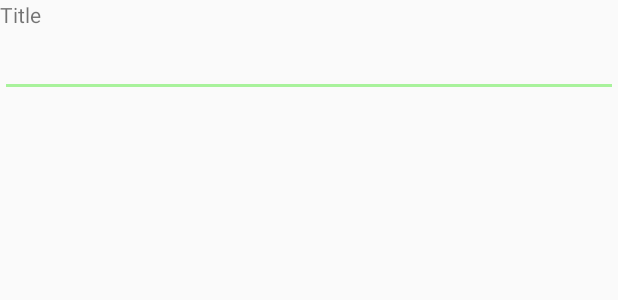
After one commit to Easimer/oe_kotlin_dev, an Android app: the layout layout_recording_details.xml on its own in the app's theme, with its tools: preview values and no code run, on a phone screen of 412 x 824 dp. The commit adds this screen. Shown: the top 300 px of the screen. Run offline under Robolectric (Android 15) with nearby library versions, the phone set to English and light mode, and no system bars.

Commit message:
Recording details dialog

```diff
--- a/app/app/src/main/java/net/easimer/surveyor/MainActivity.kt
+++ b/app/app/src/main/java/net/easimer/surveyor/MainActivity.kt
@@ -38,7 +38,7 @@ class MainActivity : PermissionCheckedActivity() {
         }
 
         val recyclerViewElem = findViewById<RecyclerView>(R.id.main_list)
-        recyclerView = RecordingRecyclerView.createRecyclerView(this, recyclerViewElem)
+        recyclerView = RecordingRecyclerView.createRecyclerView(this, recyclerViewElem, viewModel)
 
         viewModel.recordings.observe(this, object : Observer<List<Recording>> {
             override fun onChanged(t: List<Recording>?) {
--- a/app/app/src/main/java/net/easimer/surveyor/data/RecordingRepository.kt
+++ b/app/app/src/main/java/net/easimer/surveyor/data/RecordingRepository.kt
@@ -12,4 +12,6 @@ interface RecordingRepository {
     fun createRecording(recording: Recording)
 
     fun deleteRecording(recording: Recording)
+
+    fun updateRecording(recording: Recording)
 }
--- a/app/app/src/main/java/net/easimer/surveyor/data/disk/RecordingRoomRepository.kt
+++ b/app/app/src/main/java/net/easimer/surveyor/data/disk/RecordingRoomRepository.kt
@@ -25,4 +25,8 @@ class RecordingRoomRepository(private val app: Application) : RecordingRepositor
     override fun deleteRecording(recording: Recording) {
         db.recordings().deleteRecording(recording)
     }
+
+    override fun updateRecording(recording: Recording) {
+        db.recordings().updateRecording(recording)
+    }
 }
--- a/app/app/src/main/java/net/easimer/surveyor/data/disk/Recordings.kt
+++ b/app/app/src/main/java/net/easimer/surveyor/data/disk/Recordings.kt
@@ -19,4 +19,7 @@ interface Recordings {
 
     @Delete
     fun deleteRecording(recording: Recording)
+
+    @Update
+    fun updateRecording(recording: Recording)
 }
--- a/app/app/src/main/java/net/easimer/surveyor/data/disk/entities/Recording.kt
+++ b/app/app/src/main/java/net/easimer/surveyor/data/disk/entities/Recording.kt
@@ -7,7 +7,7 @@ import java.util.*
 @Entity
 data class Recording(
     @PrimaryKey(autoGenerate = true) val recId: Long,
-    val title: String,
+    var title: String,
     val startDate: Date,
     val endDate: Date?,
     val startLongitude: Double,
--- a/app/app/src/main/java/net/easimer/surveyor/data/ui/RecordingListAdapter.kt
+++ b/app/app/src/main/java/net/easimer/surveyor/data/ui/RecordingListAdapter.kt
@@ -7,14 +7,15 @@ import android.widget.LinearLayout
 import androidx.recyclerview.widget.ListAdapter
 import androidx.recyclerview.widget.RecyclerView
 import net.easimer.surveyor.R
+import net.easimer.surveyor.RecordingManager
 import net.easimer.surveyor.data.disk.entities.Recording
 
-class RecordingListAdapter(private val ctx: Context)
+class RecordingListAdapter(private val ctx: Context, private val rm: RecordingManager)
     : RecyclerView.Adapter<RecordingViewHolder>() {
     private var recordings: List<Recording>? = null
 
     override fun onCreateViewHolder(parent: ViewGroup, viewType: Int): RecordingViewHolder {
-        val view = RecordingView(ctx)
+        val view = RecordingView(ctx, rm)
         return RecordingViewHolder(view)
     }
 
--- a/app/app/src/main/java/net/easimer/surveyor/data/ui/RecordingRecyclerView.kt
+++ b/app/app/src/main/java/net/easimer/surveyor/data/ui/RecordingRecyclerView.kt
@@ -4,6 +4,7 @@ import android.content.Context
 import androidx.recyclerview.widget.LinearLayoutManager
 import androidx.recyclerview.widget.ListAdapter
 import androidx.recyclerview.widget.RecyclerView
+import net.easimer.surveyor.RecordingManager
 
 data class RecordingRecyclerView(
     val recyclerView: RecyclerView,
@@ -11,9 +12,9 @@ data class RecordingRecyclerView(
     val viewManager: RecyclerView.LayoutManager
 ) {
     companion object {
-        fun createRecyclerView(ctx: Context, recyclerView: RecyclerView): RecordingRecyclerView {
+        fun createRecyclerView(ctx: Context, recyclerView: RecyclerView, rm: RecordingManager): RecordingRecyclerView {
             val viewManager = LinearLayoutManager(ctx)
-            val viewAdapter = RecordingListAdapter(ctx)
+            val viewAdapter = RecordingListAdapter(ctx, rm)
 
             recyclerView.apply {
                 layoutManager = viewManager
--- /dev/null
+++ b/app/app/src/main/res/layout/layout_recording_details.xml
@@ -0,0 +1,29 @@
+<layout xmlns:card_view="http://schemas.android.com/apk/res-auto"
+    xmlns:android="http://schemas.android.com/apk/res/android">
+    <data>
+        <variable name="recording" type="net.easimer.surveyor.data.disk.entities.Recording"/>
+    </data>
+    <androidx.constraintlayout.widget.ConstraintLayout
+        android:layout_width="match_parent"
+        android:layout_height="wrap_content">
+        <TextView
+            android:id="@+id/label_title"
+            android:layout_width="match_parent"
+            android:layout_height="wrap_content"
+            android:text="@string/recording_title"
+            card_view:layout_constraintEnd_toEndOf="parent"
+            card_view:layout_constraintStart_toStartOf="parent"
+            card_view:layout_constraintTop_toTopOf="parent"
+            />
+
+        <EditText
+            android:layout_width="match_parent"
+            android:layout_height="wrap_content"
+            android:inputType="text"
+            android:text="@={recording.title}"
+            card_view:layout_constraintEnd_toEndOf="parent"
+            card_view:layout_constraintHorizontal_bias="0.0"
+            card_view:layout_constraintStart_toStartOf="parent"
+            card_view:layout_constraintTop_toBottomOf="@+id/label_title" />
+    </androidx.constraintlayout.widget.ConstraintLayout>
+</layout>
--- a/app/app/src/main/res/values/colors.xml
+++ b/app/app/src/main/res/values/colors.xml
@@ -4,4 +4,5 @@
     <color name="colorPrimaryDark">#4E7048</color>
     <color name="colorAccent">#A8F29B</color>
     <color name="colorSplash">#53BD40</color>
+    <color name="colorRecordingTitle">#000000</color>
 </resources>
--- a/app/app/src/main/res/values/strings.xml
+++ b/app/app/src/main/res/values/strings.xml
@@ -3,4 +3,7 @@
     <string name="action_settings">Settings</string>
     <string name="stop_recording">Stop recording</string>
     <string name="notification_recording">Recording</string>
+    <string name="save">Save</string>
+    <string name="recording_title">Title</string>
+    <string name="open_map">Open map</string>
 </resources>
```
Also changed, not shown: app/app/src/main/java/net/easimer/surveyor/MainScreenViewModel.kt (+19 -1 lines), app/app/src/main/java/net/easimer/surveyor/RecordingDetailsDialog.kt (added, +40 -0 lines), app/app/src/main/java/net/easimer/surveyor/RecordingManager.kt (added, +7 -0 lines), app/app/src/main/java/net/easimer/surveyor/data/ui/RecordingView.kt (+10 -11 lines), app/app/src/main/res/layout/layout_recording_list_item.xml (+9 -5 lines).
